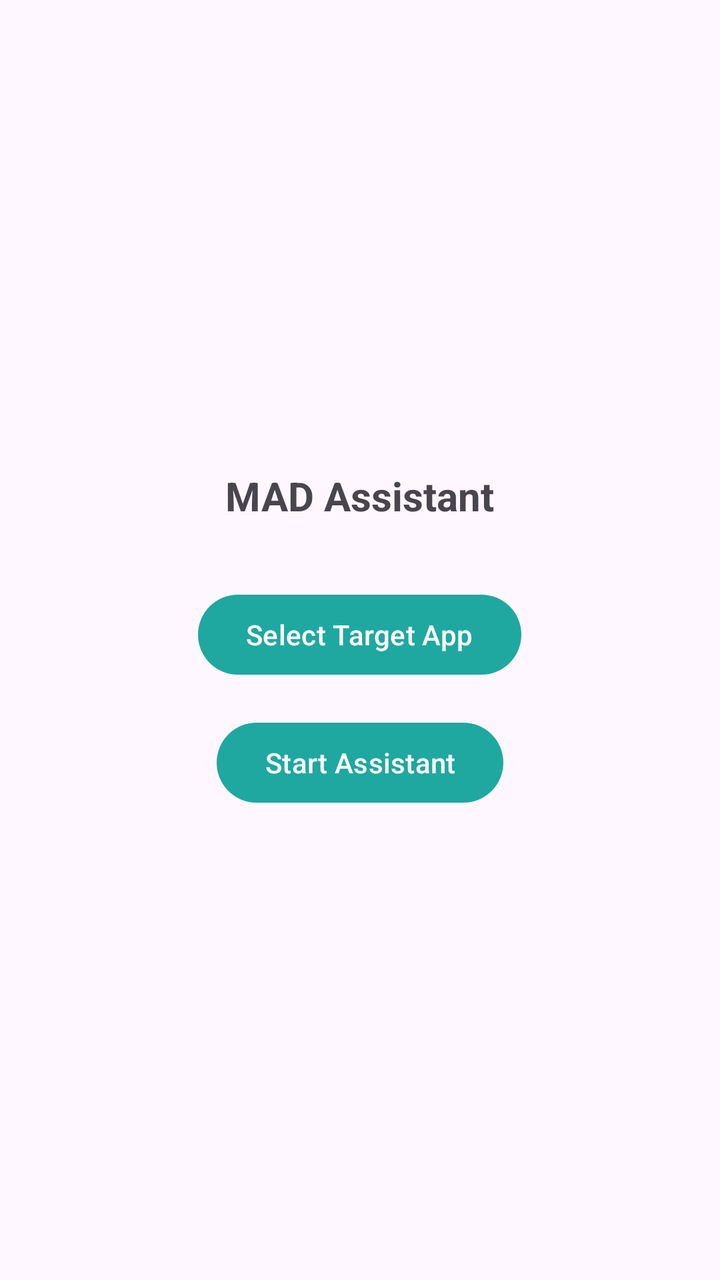
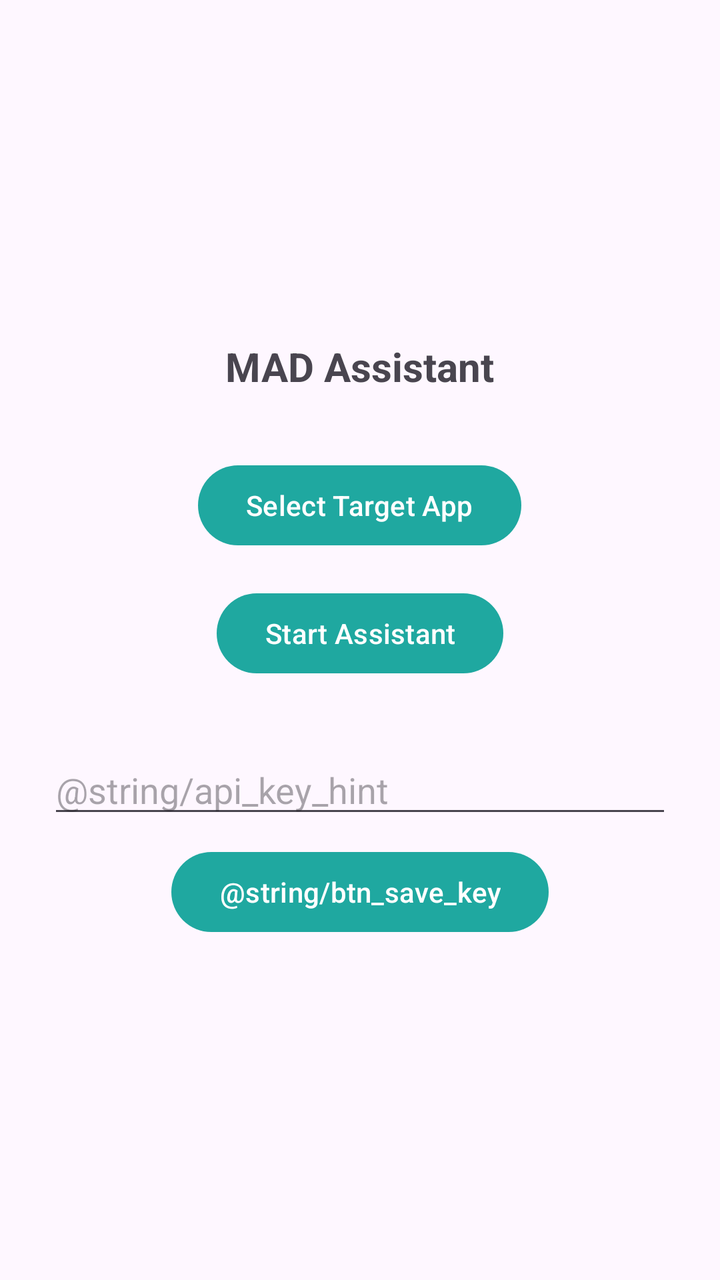

Compare the two renders of this Android layout. The source of the first and the diff that turns it into the second are given below.
<!-- AndroidManifest.xml: application theme Theme.MADAssistant -->
<!-- res/layout/activity_main.xml -->
<?xml version="1.0" encoding="utf-8"?>
<LinearLayout xmlns:android="http://schemas.android.com/apk/res/android"
    android:layout_width="match_parent"
    android:layout_height="match_parent"
    android:orientation="vertical"
    android:gravity="center"
    android:padding="24dp">

    <TextView
        android:id="@+id/statusText"
        android:layout_width="wrap_content"
        android:layout_height="wrap_content"
        android:text="@string/app_name"
        android:textSize="20sp"
        android:textStyle="bold" />

    <com.google.android.material.button.MaterialButton
        android:id="@+id/btnSelectTarget"
        android:layout_width="wrap_content"
        android:layout_height="wrap_content"
        android:layout_marginTop="32dp"
        android:text="@string/btn_select_target" />

    <com.google.android.material.button.MaterialButton
        android:id="@+id/btnStart"
        android:layout_width="wrap_content"
        android:layout_height="wrap_content"
        android:layout_marginTop="16dp"
        android:text="@string/btn_start" />
</LinearLayout>
<!-- resources referenced by this layout -->
<resources>
  <string name="app_name">MAD Assistant</string>
  <string name="btn_select_target">Select Target App</string>
  <string name="btn_start">Start Assistant</string>
  <style name="Theme.MADAssistant" parent="Theme.Material3.DayNight.NoActionBar">
          <item name="colorPrimary">@color/accent_teal</item>
      </style>
  <color name="accent_teal">#1FA8A0</color>
</resources>

<!-- the commit's change to res/layout/activity_main.xml (unified diff, before → after) -->
@@ -27,4 +27,20 @@
         android:layout_height="wrap_content"
         android:layout_marginTop="16dp"
         android:text="@string/btn_start" />
+
+    <EditText
+        android:id="@+id/etApiKey"
+        android:layout_width="match_parent"
+        android:layout_height="wrap_content"
+        android:layout_marginTop="32dp"
+        android:hint="@string/api_key_hint"
+        android:inputType="text"
+        android:maxLines="1" />
+
+    <com.google.android.material.button.MaterialButton
+        android:id="@+id/btnSaveKey"
+        android:layout_width="wrap_content"
+        android:layout_height="wrap_content"
+        android:layout_marginTop="8dp"
+        android:text="@string/btn_save_key" />
 </LinearLayout>
